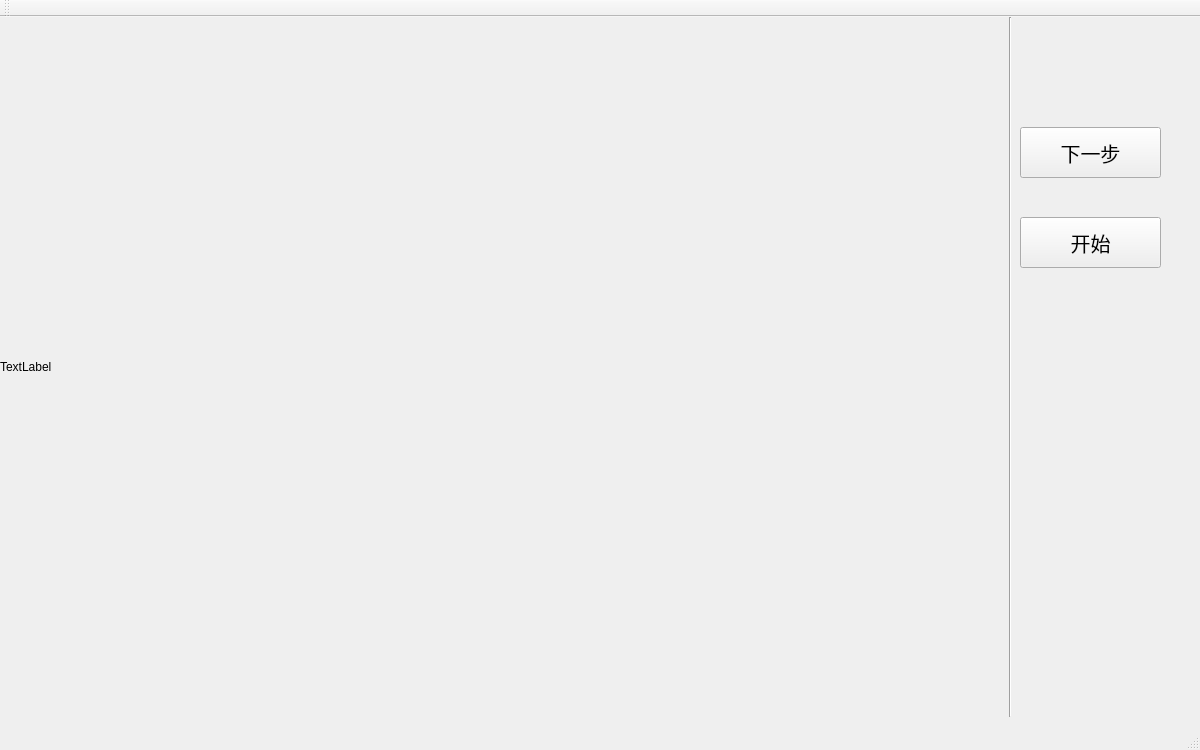
liangzihong/Primary_SoftWare_Homework, file mainwindow.ui: the form before one commit.
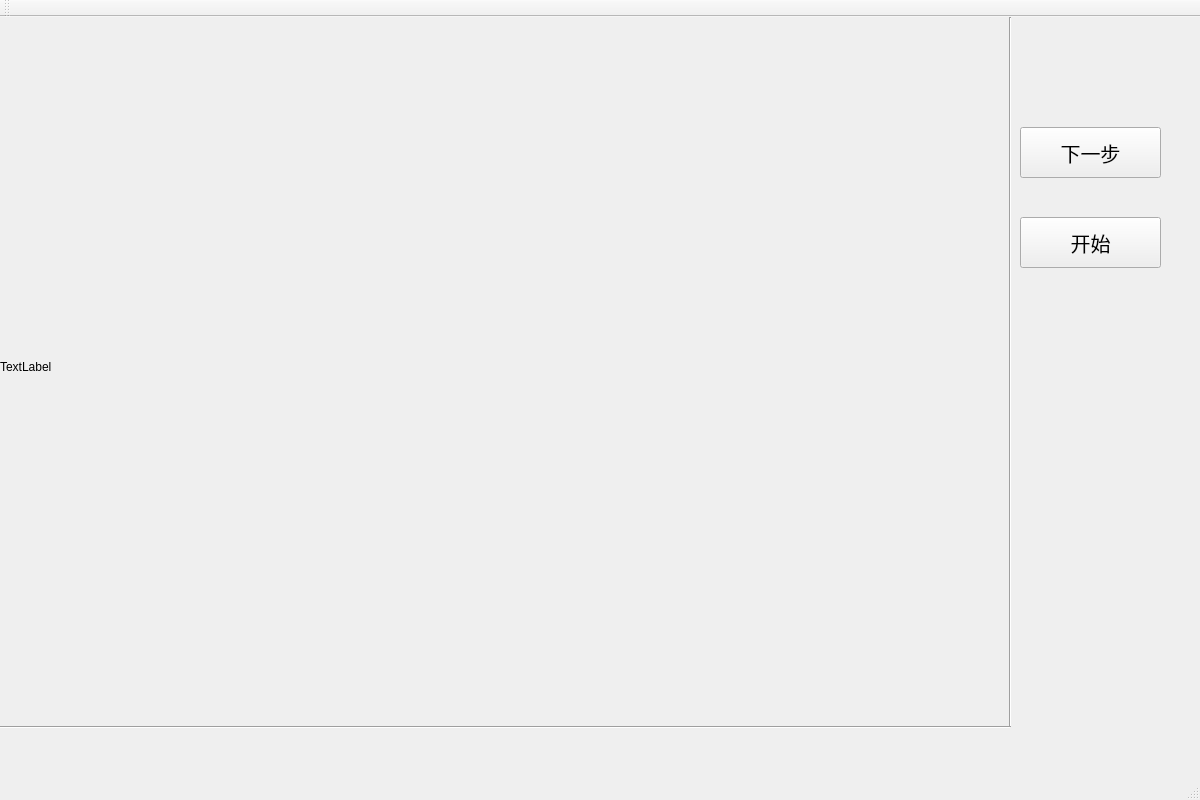
The form after the commit. Custom widgets are drawn as their Qt base class.

Patch:
```diff
--- a/mainwindow.ui
+++ b/mainwindow.ui
@@ -10,7 +10,7 @@
     <x>0</x>
     <y>0</y>
     <width>1200</width>
-    <height>750</height>
+    <height>800</height>
    </rect>
   </property>
   <property name="windowTitle">
@@ -36,7 +36,7 @@
       <x>1000</x>
       <y>0</y>
       <width>20</width>
-      <height>700</height>
+      <height>711</height>
      </rect>
     </property>
     <property name="orientation">
@@ -81,6 +81,19 @@
      <string>开始</string>
     </property>
    </widget>
+   <widget class="Line" name="line_2">
+    <property name="geometry">
+     <rect>
+      <x>0</x>
+      <y>700</y>
+      <width>1011</width>
+      <height>20</height>
+     </rect>
+    </property>
+    <property name="orientation">
+     <enum>Qt::Horizontal</enum>
+    </property>
+   </widget>
   </widget>
   <widget class="QMenuBar" name="menuBar">
    <property name="geometry">
```
